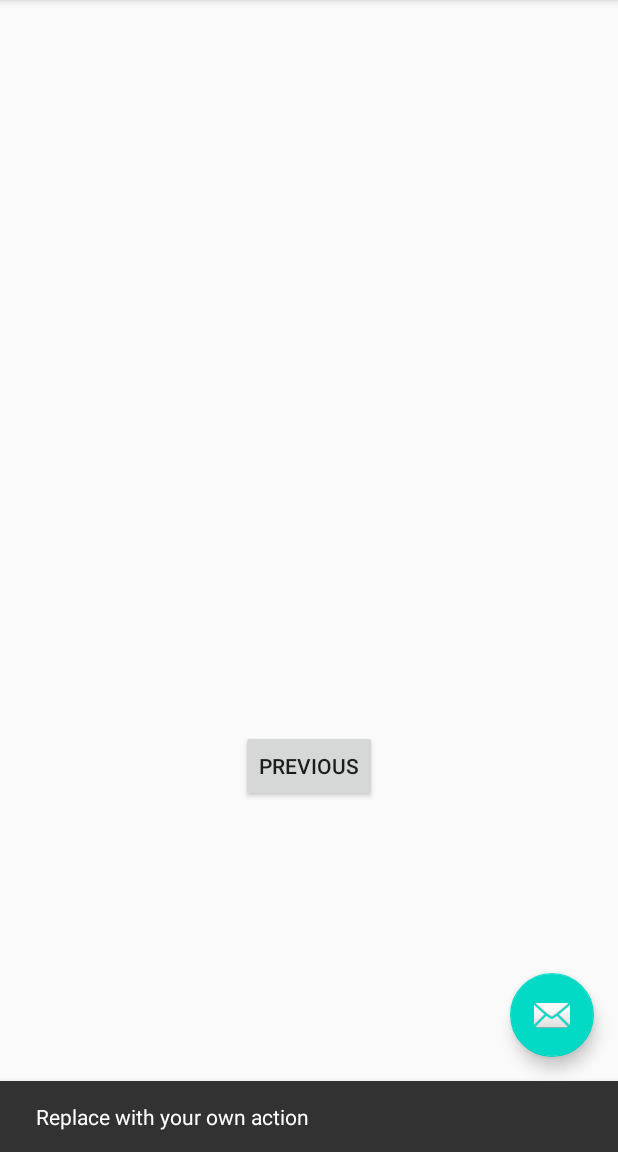
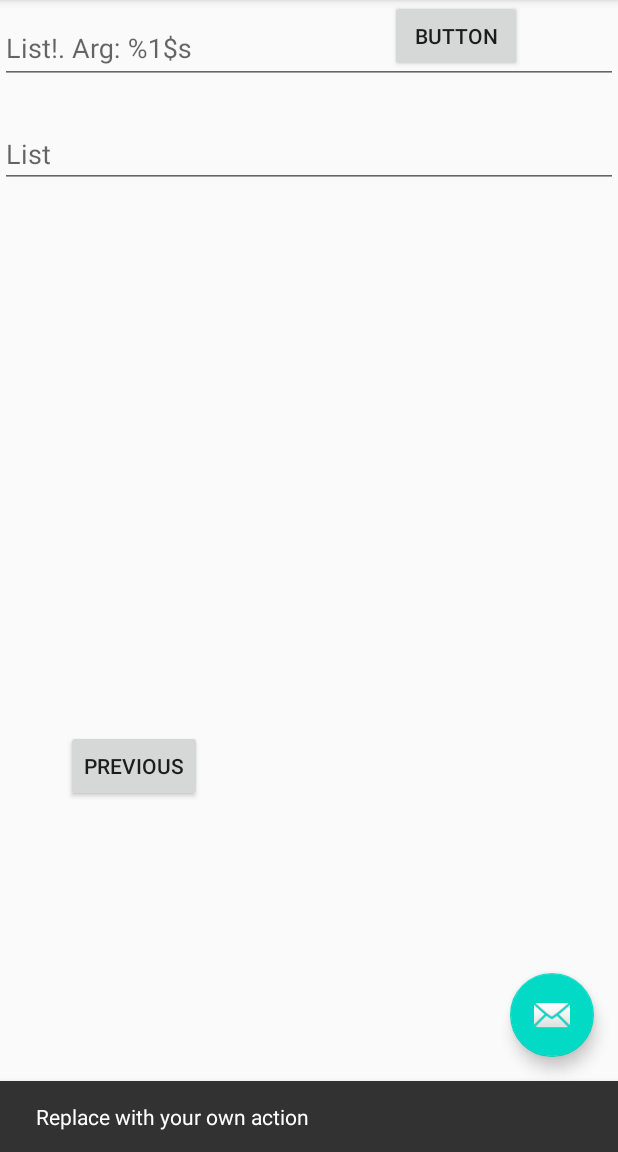
Before and after one commit to AndreasMeier12/Poschtizettel, an Android app: the SecondFragment screen opened through its navigation route, after a tap on an icon or button, on a phone screen of 412 x 824 dp, the part 84-1236 px from its top. Run offline under Robolectric (Android 15) with nearby library versions, the phone set to English and light mode, and no system bars.

Commit message:
Draft main list input

```diff
--- a/src/main/java/com/example/poschtizettel/SecondFragment.kt
+++ b/src/main/java/com/example/poschtizettel/SecondFragment.kt
@@ -1,12 +1,13 @@
 package com.example.poschtizettel
 
 import android.os.Bundle
-import androidx.fragment.app.Fragment
 import android.view.LayoutInflater
 import android.view.View
 import android.view.ViewGroup
 import android.widget.Button
+import androidx.fragment.app.Fragment
 import androidx.navigation.fragment.findNavController
+import com.google.android.material.textfield.TextInputEditText
 
 /**
  * A simple [Fragment] subclass as the second destination in the navigation.
@@ -16,6 +17,8 @@ class SecondFragment : Fragment() {
     override fun onCreateView(
             inflater: LayoutInflater, container: ViewGroup?,
             savedInstanceState: Bundle?
+
+
     ): View? {
         // Inflate the layout for this fragment
         return inflater.inflate(R.layout.fragment_second, container, false)
@@ -27,5 +30,22 @@ class SecondFragment : Fragment() {
         view.findViewById<Button>(R.id.button_second).setOnClickListener {
             findNavController().navigate(R.id.action_SecondFragment_to_FirstFragment)
         }
+        view.findViewById<Button>(R.id.button_add_list).setOnClickListener {
+            val asdf = view.findViewById<TextInputEditText>(R.id.textInputEdit_addList)
+            val listName = asdf.text.toString()
+            val newList = ShoppingList(listName)
+
+
+            findNavController().navigate(R.id.action_SecondFragment_to_FirstFragment)
+        }
+
+
+
+
+    }
+
+    interface addShoppingListInterface{
+        fun addShoppingList(newList: ShoppingList)
+
     }
 }
--- a/src/main/res/layout/fragment_second.xml
+++ b/src/main/res/layout/fragment_second.xml
@@ -21,7 +21,39 @@
         android:layout_height="wrap_content"
         android:text="@string/previous"
         app:layout_constraintBottom_toBottomOf="parent"
-        app:layout_constraintEnd_toEndOf="parent"
+        app:layout_constraintEnd_toStartOf="@+id/button_add_list"
+        app:layout_constraintHorizontal_bias="0.261"
         app:layout_constraintStart_toStartOf="parent"
         app:layout_constraintTop_toBottomOf="@id/textview_second" />
+
+    <Button
+        android:id="@+id/button_add_list"
+        android:layout_width="wrap_content"
+        android:layout_height="wrap_content"
+        android:layout_marginEnd="64dp"
+        android:layout_marginRight="64dp"
+        android:text="Button"
+        app:layout_constraintEnd_toEndOf="parent"
+        tools:layout_editor_absoluteY="462dp" />
+
+    <com.google.android.material.textfield.TextInputLayout
+        android:id="@+id/textInputLayout_addList"
+        android:layout_width="match_parent"
+        android:layout_height="wrap_content">
+        <android.support.design.widget.TextInputEditText
+            android:id="@+id/username"
+            android:layout_width="match_parent"
+            android:layout_height="wrap_content"
+            android:hint="@string/new_shopping_list"/>
+
+    </com.google.android.material.textfield.TextInputLayout>
+
+    <com.google.android.material.textfield.TextInputEditText
+        android:id="@+id/textInputEdit_addList"
+        android:layout_width="match_parent"
+        android:layout_height="wrap_content"
+        android:layout_marginTop="80dp"
+        android:hint="@string/list"
+        app:layout_constraintTop_toTopOf="parent"
+        tools:layout_editor_absoluteX="0dp" />
 </androidx.constraintlayout.widget.ConstraintLayout>
--- a/src/main/res/values/strings.xml
+++ b/src/main/res/values/strings.xml
@@ -9,4 +9,8 @@
 
     <string name="hello_first_fragment">Hello first fragment</string>
     <string name="hello_second_fragment">Hello second fragment. Arg: %1$s</string>
+    <string name="new_shopping_list">List!. Arg: %1$s</string>
+    <string name="list">List</string>
+
+
 </resources>
```
